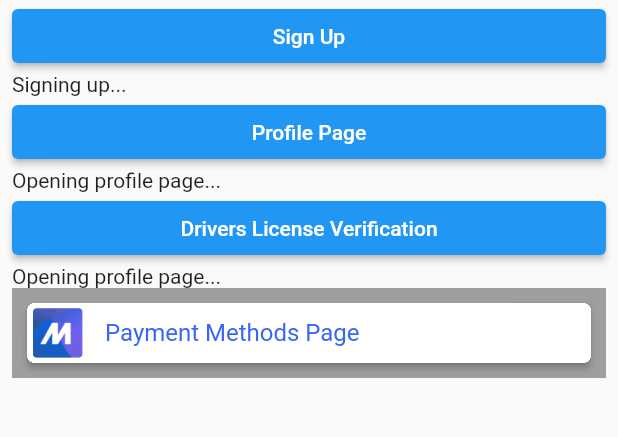
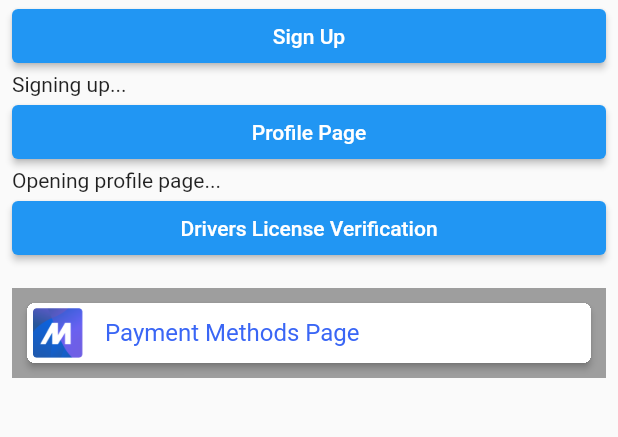
Before and after one commit to SWM-IT/m-login-flutter, a Flutter app: the screen it shows after launch, after a tap on "Sign Up", after a tap on "Profile Page", on a phone screen of 412 x 824 dp, the part 180-617 px from its top. Run offline on Flutter 3.47's test engine with Material 2 defaults, Android fonts, the phone set to English and light mode, and no system bars; missing offline and left inert: flutter_web_auth.

Commit message:
Fixed example string display

```diff
--- a/example/main.dart
+++ b/example/main.dart
@@ -85,7 +85,7 @@ class _ExampleLauncherPageState extends State<ExampleLauncherPage> {
                 onPressed: _openDriversLicenseVerificationPage,
                 child: const Text('Drivers License Verification'),
               ),
-              Text(profilePageResultText),
+              Text(driversLicenseResultText),
               Container(
                 color: Colors.grey,
                 padding: const EdgeInsets.all(10),
--- a/lib/src/internal/authentication.dart
+++ b/lib/src/internal/authentication.dart
@@ -34,6 +34,7 @@ Future<MLoginResult> runAuthentication(
     final result = await FlutterWebAuth.authenticate(
       url: uri,
       callbackUrlScheme: mLogin.callbackUrlScheme,
+      preferEphemeral: true,
     );
 
     MLoginLog.info('Web authentication completed.');
--- a/m_login_sdk_example/lib/main.dart
+++ b/m_login_sdk_example/lib/main.dart
@@ -85,7 +85,7 @@ class _ExampleLauncherPageState extends State<ExampleLauncherPage> {
                 onPressed: _openDriversLicenseVerificationPage,
                 child: const Text('Drivers License Verification'),
               ),
-              Text(profilePageResultText),
+              Text(driversLicenseResultText),
               Container(
                 color: Colors.grey,
                 padding: const EdgeInsets.all(10),
```
